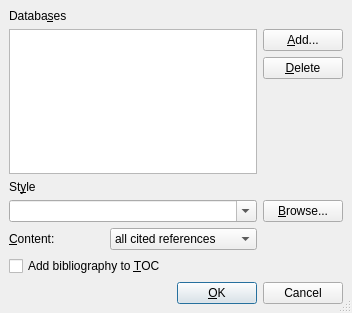
Above: src/frontends/qt4/ui/BibtexUi.ui from cburschka/lyx before the change. Below: the same form after it.
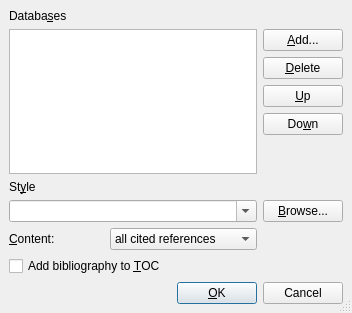
That is the form after the change.

Commit message:
* src/frontends/qt4/QBibtex.{cpp,h}: * src/frontends/qt4/ui/BibtexUi.ui: 	- add buttons to move databases up and down. 	  Patch from Horst Schirmeier (permission: http://marc.info/?l=lyx-devel&m=120009631506298&w=2)
status.15x follows immediately ...

Patch:
```diff
--- a/src/frontends/qt4/ui/BibtexUi.ui
+++ b/src/frontends/qt4/ui/BibtexUi.ui
@@ -25,10 +25,10 @@
    <property name="spacing" >
     <number>6</number>
    </property>
-   <item rowspan="3" row="1" column="0" colspan="2" >
+   <item rowspan="5" row="1" column="0" colspan="2" >
     <widget class="QListWidget" name="databaseLW" />
    </item>
-   <item row="7" column="0" colspan="2" >
+   <item row="9" column="0" colspan="2" >
     <widget class="QCheckBox" name="bibtocCB" >
      <property name="toolTip" >
       <string>Add bibliography to the table of contents</string>
@@ -38,7 +38,7 @@
      </property>
     </widget>
    </item>
-   <item row="6" column="0" >
+   <item row="8" column="0" >
     <widget class="QLabel" name="btPrintLA" >
      <property name="sizePolicy" >
       <sizepolicy>
@@ -59,7 +59,7 @@
      </property>
     </widget>
    </item>
-   <item row="6" column="1" >
+   <item row="8" column="1" >
     <widget class="QComboBox" name="btPrintCO" >
      <property name="toolTip" >
       <string>This bibliography section contains...</string>
@@ -81,7 +81,7 @@
      </item>
     </widget>
    </item>
-   <item rowspan="2" row="6" column="2" >
+   <item rowspan="2" row="8" column="2" >
     <spacer>
      <property name="orientation" >
       <enum>Qt::Vertical</enum>
@@ -97,7 +97,7 @@
      </property>
     </spacer>
    </item>
-   <item row="5" column="2" >
+   <item row="7" column="2" >
     <widget class="QPushButton" name="stylePB" >
      <property name="toolTip" >
       <string>Choose a style file</string>
@@ -110,7 +110,7 @@
      </property>
     </widget>
    </item>
-   <item row="5" column="0" colspan="2" >
+   <item row="7" column="0" colspan="2" >
     <widget class="QComboBox" name="styleCB" >
      <property name="toolTip" >
       <string>Choose a style file</string>
@@ -126,7 +126,7 @@
      </property>
     </widget>
    </item>
-   <item rowspan="2" row="3" column="2" >
+   <item rowspan="2" row="5" column="2" >
     <spacer>
      <property name="orientation" >
       <enum>Qt::Vertical</enum>
@@ -186,7 +186,7 @@
      </property>
     </widget>
    </item>
-   <item row="8" column="0" colspan="3" >
+   <item row="10" column="0" colspan="3" >
     <layout class="QHBoxLayout" >
      <property name="margin" >
       <number>0</number>
@@ -235,7 +235,7 @@
      </item>
     </layout>
    </item>
-   <item row="4" column="0" colspan="2" >
+   <item row="6" column="0" colspan="2" >
     <widget class="QLabel" name="styleLA" >
      <property name="sizePolicy" >
       <sizepolicy>
@@ -256,6 +256,26 @@
      </property>
     </widget>
    </item>
+   <item row="3" column="2" >
+    <widget class="QPushButton" name="upPB" >
+     <property name="toolTip" >
+      <string>Move the selected database upwards in the list</string>
+     </property>
+     <property name="text" >
+      <string>&amp;Up</string>
+     </property>
+    </widget>
+   </item>
+   <item row="4" column="2" >
+    <widget class="QPushButton" name="downPB" >
+     <property name="toolTip" >
+      <string>Move the selected database downwards in the list</string>
+     </property>
+     <property name="text" >
+      <string>Do&amp;wn</string>
+     </property>
+    </widget>
+   </item>
   </layout>
  </widget>
  <pixmapfunction></pixmapfunction>
```
The commit also changes 2 other files.
